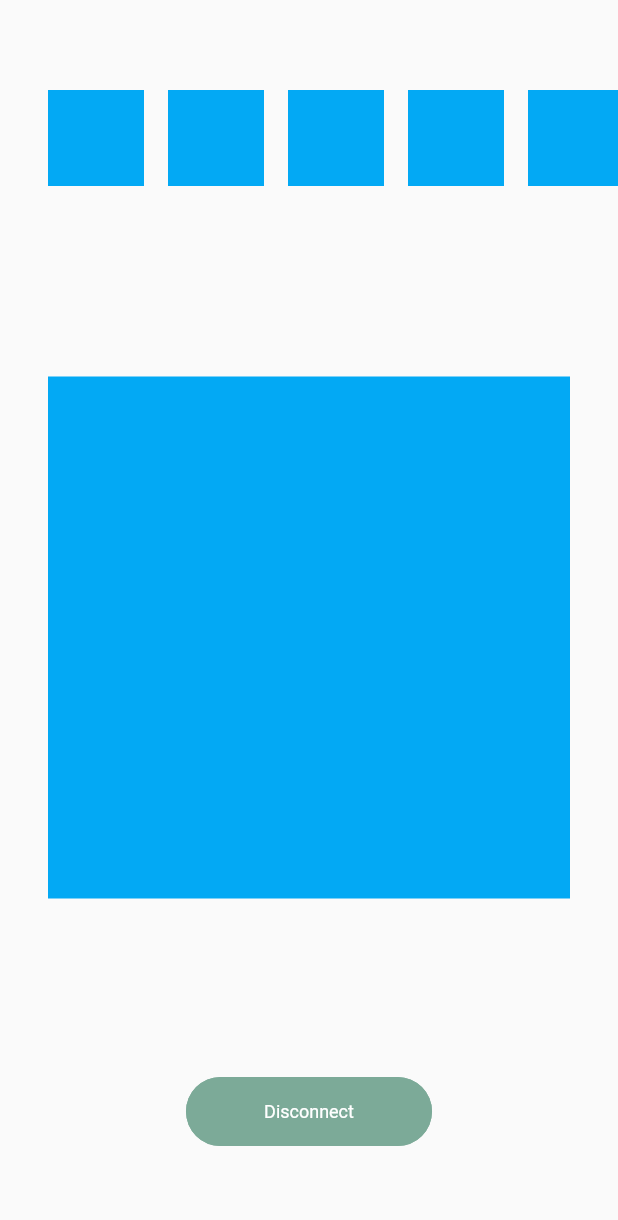
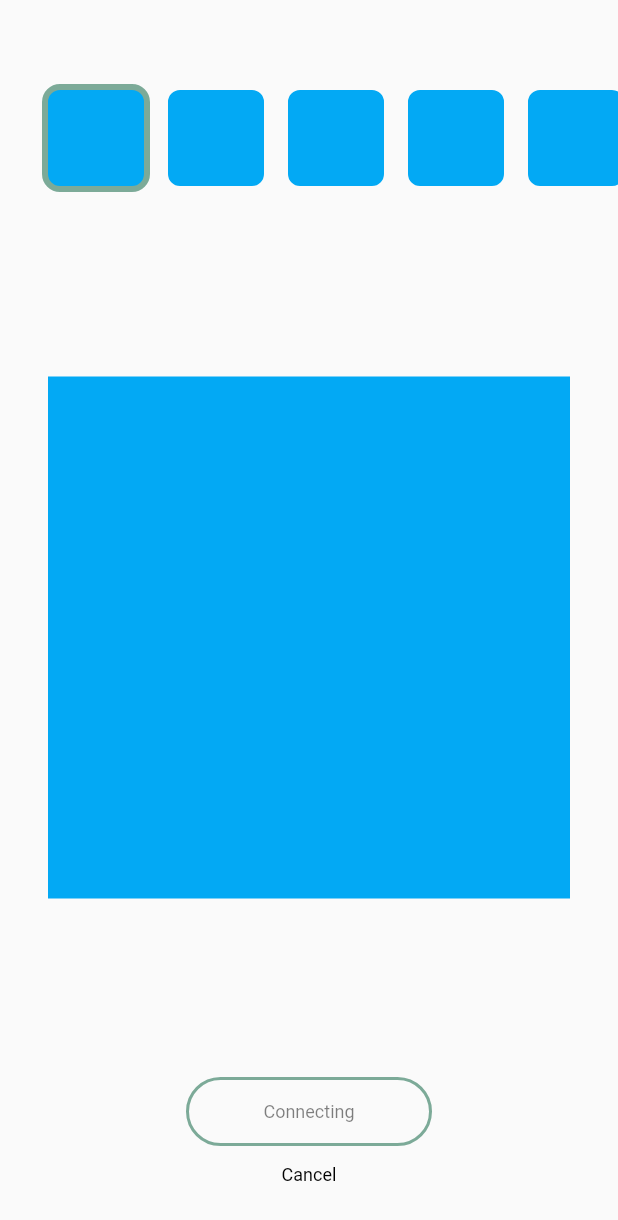
Before and after one commit to giantsol/react.bot-frontend, a Flutter app: the screen it shows after launch, after a tap on "Connect", on a phone screen of 412 x 824 dp. Shown: the top 1220 px of the screen. Run offline on Flutter 3.47's test engine with Material 2 defaults, Android fonts, the light colour scheme and no system bars; our stand-ins replace camera, shared_preferences, socket_io_client; missing offline and left inert: audio_streams, mic_stream; network calls fail.

Commit message:
Finish implementing design v2
- Need to test with server
- Add images for personas

```diff
--- a/lib/AppPreferences.dart
+++ b/lib/AppPreferences.dart
@@ -42,4 +42,9 @@ class AppPreferences {
     final prefs = await SharedPreferences.getInstance();
     return prefs.getString(KEY_SELECTED_PERSONA_KEY) ?? '';
   }
+
+  static Future<void> setSelectedPersonaKey(String key) async {
+    final prefs = await SharedPreferences.getInstance();
+    return prefs.setString(KEY_SELECTED_PERSONA_KEY, key);
+  }
 }
--- a/lib/MainScreen.dart
+++ b/lib/MainScreen.dart
@@ -41,7 +41,8 @@ class _MainScreenState extends State<MainScreen> {
 
   CameraController _cameraController;
 
-  Connection _connection;
+  Connection _connection = ServerConnection();
+  ConnectionStatus _connectionStatus = ConnectionStatus.DISCONNECTED;
 
   final List<Persona> _personas = [
     const Persona('Pretty'),
@@ -72,12 +73,16 @@ class _MainScreenState extends State<MainScreen> {
     // even though we haven't connected yet.
     if (Platform.isAndroid) {
       _micStreamSubscription = _androidMicStream.listen((List<int> samples) {
-        _connection?.sendMicData(samples);
+        if (_connectionStatus == ConnectionStatus.CONNECTED) {
+          _connection.sendMicData(samples);
+        }
       });
     } else if (Platform.isIOS) {
       await _iosMicController.intialize();
       _micStreamSubscription = _iosMicController.startAudioStream().listen((List<int> samples) {
-        _connection?.sendMicData(samples);
+        if (_connectionStatus == ConnectionStatus.CONNECTED) {
+          _connection.sendMicData(samples);
+        }
       });
     }
 
@@ -85,6 +90,20 @@ class _MainScreenState extends State<MainScreen> {
     final selfieCamera = _cameras.firstWhere((it) => it.lensDirection == CameraLensDirection.front);
     _cameraController = CameraController(selfieCamera, ResolutionPreset.low, enableAudio: false);
     await _cameraController.initialize();
+
+    _connection.onDataSent((sentData) {
+      setState(() {
+//        _sentDataStatus = _sentDataStatus.buildNew(
+//          value: sentData,
+//        );
+      });
+    });
+
+    _connection.onConnectionStatus((status) {
+      setState(() {
+        _connectionStatus = status;
+      });
+    });
 
     final selectedPersonaKey = await AppPreferences.getSelectedPersonaKey();
     _selectedPersona = _personas[max<int>(_personas.indexWhere((it) => it.key == selectedPersonaKey), 0)];
@@ -112,12 +131,15 @@ class _MainScreenState extends State<MainScreen> {
   @override
   Widget build(BuildContext context) {
     if (_cameraController != null) {
-      if (_isVideoTurnedOn && _cameraController.value.isInitialized && !_cameraController.value.isStreamingImages) {
+      if (_cameraController.value.isInitialized && !_cameraController.value.isStreamingImages
+        && _isVideoTurnedOn
+        && _connectionStatus == ConnectionStatus.CONNECTED) {
         _cameraController.startImageStream((image) {
-          _connection?.sendCameraData(
+          _connection.sendCameraData(
             image.planes.map((plane) => plane.bytes).toList());
         });
-      } else if (!_isVideoTurnedOn && _cameraController.value.isStreamingImages) {
+      } else if (_cameraController.value.isStreamingImages
+        && (!_isVideoTurnedOn || _connectionStatus != ConnectionStatus.CONNECTED)) {
         _cameraController.stopImageStream();
       }
     }
@@ -127,6 +149,9 @@ class _MainScreenState extends State<MainScreen> {
       child: Scaffold(
         body: SafeArea(
           child: Stack(
+            children: <Widget>[
+              // Main UI
+              Stack(
                 children: <Widget>[
                   Column(
                     children: <Widget>[
@@ -140,45 +165,55 @@ class _MainScreenState extends State<MainScreen> {
                             final persona = _personas[index];
                             return _PersonaListItem(
                               persona: persona,
-                          isSelected: persona.key == _selectedPersona.key,
+                              isSelected: persona.key == _selectedPersona?.key,
                               isFirstItem: index == 0,
                               isLastItem: index == _personas.length - 1,
+                              onTap: () => _onPersonaListItemClicked(persona),
                             );
                           }
                         ),
                       ),
                       _PersonaView(
                         persona: _selectedPersona,
+                        cameraController: _cameraController,
+                        isVideoEnabled: _isVideoTurnedOn,
                       ),
                       _ConnectButton(
-                    connection: _connection,
+                        connectionStatus: _connectionStatus,
                         onTap: _onConnectButtonClicked,
                       ),
-                  const SizedBox(height: 60),
+                      _connectionStatus == ConnectionStatus.CONNECTING ? GestureDetector(
+                        behavior: HitTestBehavior.opaque,
+                        onTap: _onCancelConnectingClicked,
+                        child: Container(
+                          height: 60,
+                          alignment: Alignment.topCenter,
+                          padding: const EdgeInsets.only(top: 12),
+                          child: Text(
+                            'Cancel',
+                            style: TextStyle(
+                              fontSize: 12,
+                              color: AppColors.TEXT_BLACK,
+                            ),
+                          ),
+                        ),
+                      ) : const SizedBox(height: 60),
                     ],
                   ),
-              // Main UI
-//              Center(
-//                child: Column(
-//                  children: <Widget>[
-//                    const SizedBox(height: 28,),
-//                    _ServerButton(
-//                      onTap: _onServerBoxClicked,
-//                      serverConfig: _serverConfig,
-//                    ),
-//                    const SizedBox(height: 28,),
-//                    _VideoBox(
-//                      isVideoTurnedOn: _isVideoTurnedOn,
-//                      cameraController: _cameraController,
-//                    ),
-//                    const SizedBox(height: 10,),
-//                    _ConnectButton(
-//                      connection: _connection,
-//                      onTap: _onConnectButtonClicked,
-//                    ),
-//                  ],
-//                ),
-//              ),
+                  Align(
+                    alignment: Alignment.bottomRight,
+                    child: GestureDetector(
+                      onTap: _onSettingsClicked,
+                      child: Image.asset(
+                        'assets/ic_settings.png',
+                        width: 96,
+                        height: 96,
+                        color: AppColors.BACKGROUND_WHITE,
+                      ),
+                    ),
+                  ),
+                ],
+              ),
               // Scrim
               _isServerDialogShown ? _Scrim()
                 : const SizedBox.shrink(),
@@ -208,7 +243,7 @@ class _MainScreenState extends State<MainScreen> {
     return false;
   }
 
-  void _onServerBoxClicked() {
+  void _onSettingsClicked() {
     setState(() {
       _isServerDialogVideoChecked = _isVideoTurnedOn;
 
@@ -221,44 +256,31 @@ class _MainScreenState extends State<MainScreen> {
     });
   }
 
+  void _onPersonaListItemClicked(Persona item) {
+    setState(() {
+      _selectedPersona = item;
+      AppPreferences.setSelectedPersonaKey(item.key);
+    });
+  }
+
+  void _onCancelConnectingClicked() {
+    _disconnect();
+  }
+
   void _onConnectButtonClicked() {
-    if (_connection == null) {
+    if (_connectionStatus == ConnectionStatus.DISCONNECTED) {
       _connect();
-    } else {
+    } else if (_connectionStatus == ConnectionStatus.CONNECTED) {
       _disconnect();
     }
   }
 
   void _connect() {
-    if (_serverConfig.isLoopback()) {
-      _connection = LoopbackConnection();
-    } else {
-      _connection = ServerConnection(_serverConfig);
-    }
-
-    _connection.onDataSent((sentData) {
-      setState(() {
-//        _sentDataStatus = _sentDataStatus.buildNew(
-//          value: sentData,
-//        );
-      });
-    });
-    _connection.onDataReceived((receivedData) {
-      setState(() {
-//        _receivedDataStatus = _receivedDataStatus.buildNew(
-//          value: receivedData,
-//        );
-      });
-    });
-
-    setState(() { });
+    _connection.connect(_serverConfig);
   }
 
   void _disconnect() {
-    _connection?.dispose();
-    _connection = null;
-
-    setState(() { });
+    _connection.disconnect();
   }
 
   void _onServerDialogVideoCheckChanged(bool value) {
@@ -294,101 +316,19 @@ class _MainScreenState extends State<MainScreen> {
 
 }
 
-class _ServerButton extends StatelessWidget {
-  final Function onTap;
-  final ServerConfig serverConfig;
-
-  _ServerButton({
-    @required this.onTap,
-    @required this.serverConfig,
-  });
-
-  @override
-  Widget build(BuildContext context) {
-    return Material(
-      elevation: 4,
-      borderRadius: BorderRadius.circular(12),
-      child: InkWell(
-        borderRadius: BorderRadius.circular(12),
-        onTap: onTap,
-        child: Padding(
-          padding: const EdgeInsets.symmetric(vertical: 4, horizontal: 11),
-          child: Column(
-            mainAxisSize: MainAxisSize.min,
-            children: <Widget>[
-              Text(
-                'Server',
-                style: TextStyle(
-                  fontSize: 12,
-                  color: AppColors.TEXT_BLACK,
-                ),
-              ),
-              const SizedBox(height: 4,),
-              Text(
-                serverConfig.isLoopback() ? 'Loopback'
-                  : '${serverConfig.ipAddress}:${serverConfig.port}',
-                style: TextStyle(
-                  fontSize: 16,
-                  color: AppColors.PRIMARY,
-                  fontWeight: FontWeight.bold,
-                ),
-              ),
-            ],
-          ),
-        ),
-      ),
-    );
-  }
-}
-
-class _VideoBox extends StatelessWidget {
-  final bool isVideoTurnedOn;
-  final CameraController cameraController;
-
-  _VideoBox({
-    @required this.isVideoTurnedOn,
-    @required this.cameraController,
-  });
-
-  @override
-  Widget build(BuildContext context) {
-    return isVideoTurnedOn ? Padding(
-      padding: const EdgeInsets.symmetric(horizontal: 32),
-      child: AspectRatio(
-        aspectRatio: 4.0 / 3.0,
-        child: CameraPreview(cameraController),
-      ),
-    ) : Padding(
-      padding: const EdgeInsets.symmetric(horizontal: 32),
-      child: AspectRatio(
-        aspectRatio: 4.0 / 3.0,
-        child: Container(
-          color: AppColors.BACKGROUND_GREY,
-          alignment: Alignment.center,
-          child: Text(
-            'No Video',
-            style: TextStyle(
-              fontSize: 24,
-              color: AppColors.TEXT_WHITE,
-            ),
-          ),
-        ),
-      ),
-    );
-  }
-}
-
 class _PersonaListItem extends StatelessWidget {
   final Persona persona;
   final bool isSelected;
   final bool isFirstItem;
   final bool isLastItem;
+  final Function onTap;
 
   _PersonaListItem({
     @required this.persona,
     @required this.isSelected,
     @required this.isFirstItem,
     @required this.isLastItem,
+    @required this.onTap,
   });
 
   @override
@@ -398,12 +338,22 @@ class _PersonaListItem extends StatelessWidget {
         left: isFirstItem ? 24 : 0,
         right: isLastItem ? 24 : 0,
       ),
+      child: GestureDetector(
+        onTap: onTap,
         child: Padding(
-        padding: const EdgeInsets.all(8),
+          padding: EdgeInsets.all(4),
           child: Container(
-          width: 64,
-          height: 64,
+            width: 72,
+            height: 72,
+            decoration: BoxDecoration(
               color: Colors.lightBlue,
+              borderRadius: BorderRadius.all(Radius.circular(12)),
+              border: Border.all(
+                color: isSelected ? AppColors.PRIMARY : AppColors.BACKGROUND_WHITE,
+                width: 4,
+              ),
+            ),
+          ),
         ),
       ),
     );
@@ -412,21 +362,50 @@ class _PersonaListItem extends StatelessWidget {
 
 class _PersonaView extends StatelessWidget {
   final Persona persona;
+  final CameraController cameraController;
+  final bool isVideoEnabled;
 
   _PersonaView({
     @required this.persona,
+    @required this.cameraController,
+    @required this.isVideoEnabled,
   });
 
   @override
   Widget build(BuildContext context) {
+    if (persona == null) {
+      return Expanded(
+        child: const SizedBox.shrink(),
+      );
+    }
+
     return Expanded(
       child: Center(
         child: Padding(
           padding: const EdgeInsets.symmetric(horizontal: 32),
-          child: AspectRatio(
+          child: IntrinsicHeight(
+            child: Stack(
+              children: <Widget>[
+                AspectRatio(
                   aspectRatio: 1.0,
                   child: Container(
                     color: Colors.lightBlue,
+                  ),
+                ),
+                isVideoEnabled ? Align(
+                  alignment: Alignment.bottomLeft,
+                  child: ConstrainedBox(
+                    constraints: BoxConstraints(
+                      maxHeight: 136,
+                      maxWidth: 136,
+                    ),
+                    child: AspectRatio(
+                      aspectRatio: cameraController.value.aspectRatio,
+                      child: CameraPreview(cameraController),
+                    ),
+                  ),
+                ) : const SizedBox.shrink(),
+              ],
             ),
           ),
         ),
@@ -437,11 +416,11 @@ class _PersonaView extends StatelessWidget {
 }
 
 class _ConnectButton extends StatelessWidget {
-  final Connection connection;
+  final ConnectionStatus connectionStatus;
   final Function onTap;
 
   _ConnectButton({
-    @required this.connection,
+    @required this.connectionStatus,
     @required this.onTap,
   });
 
@@ -449,7 +428,7 @@ class _ConnectButton extends StatelessWidget {
   Widget build(BuildContext context) {
     return Material(
       borderRadius: BorderRadius.all(Radius.circular(24)),
-      color: connection != null ? AppColors.PRIMARY : AppColors.BACKGROUND_WHITE,
+      color: connectionStatus == ConnectionStatus.CONNECTED ? AppColors.PRIMARY : AppColors.BACKGROUND_WHITE,
       child: InkWell(
         borderRadius: BorderRadius.all(Radius.circular(24)),
         onTap: onTap,
@@ -468,9 +447,13 @@ class _ConnectButton extends StatelessWidget {
           child: Padding(
             padding: const EdgeInsets.all(14),
             child: Text(
-              connection != null ? 'Disconnect' : 'Connect',
+              connectionStatus == ConnectionStatus.CONNECTED ? 'Disconnect'
+                : connectionStatus == ConnectionStatus.CONNECTING ? 'Connecting'
+                : 'Connect',
               style: TextStyle(
-                color: connection != null ? AppColors.TEXT_WHITE : AppColors.TEXT_BLACK,
+                color: connectionStatus == ConnectionStatus.CONNECTED ? AppColors.TEXT_WHITE
+                  : connectionStatus == ConnectionStatus.CONNECTING ? AppColors.TEXT_BLACK_LIGHT
+                  : AppColors.TEXT_BLACK,
                 fontSize: 12,
               ),
               textAlign: TextAlign.center,
@@ -583,7 +566,7 @@ class _ServerDialog extends StatelessWidget {
                     onChanged: onVideoCheckboxChanged,
                   ),
                   Text(
-                    'Loopback',
+                    'Enable Video',
                     style: TextStyle(
                       fontSize: 12,
                       color: AppColors.TEXT_BLACK,
--- a/lib/entity/Connection.dart
+++ b/lib/entity/Connection.dart
@@ -5,102 +5,51 @@ import 'package:fb_app/entity/ServerConfig.dart';
 import 'package:socket_io_client/socket_io_client.dart';
 
 abstract class Connection {
+
   void sendMicData(List<int> data);
   void sendCameraData(List<Uint8List> data);
 
+  void onConnectionStatus(void Function(ConnectionStatus status) callback);
   void onDataSent(void Function(dynamic data) callback);
   void onDataReceived(void Function(dynamic data) callback);
 
-  void dispose();
+  void connect(ServerConfig config);
+  void disconnect();
 }
 
-class LoopbackConnection implements Connection {
-  Function(dynamic data) _onDataSentCallback;
-  Function(dynamic data) _onDataReceivedCallback;
-
-  @override
-  void sendMicData(List<int> data) {
-    if (_onDataSentCallback != null) {
-      _onDataSentCallback(data);
-    }
-
-    if (_onDataReceivedCallback != null) {
-      _onDataReceivedCallback(data);
-    }
-  }
-
-  @override
-  void sendCameraData(List<Uint8List> data) {
-    if (_onDataSentCallback != null) {
-      _onDataSentCallback('Video');
-    }
-
-    if (_onDataReceivedCallback != null) {
-      _onDataReceivedCallback('Video');
-    }
-  }
-
-  @override
-  void onDataReceived(Function callback) {
-    this._onDataReceivedCallback = callback;
-  }
-
-  @override
-  void onDataSent(Function callback) {
-    this._onDataSentCallback = callback;
-  }
-
-  @override
-  void dispose() { }
-
+enum ConnectionStatus {
+  DISCONNECTED,
+  CONNECTING,
+  CONNECTED,
 }
 
 class ServerConnection implements Connection {
   Socket _socket;
+  ConnectionStatus _connectionStatus = ConnectionStatus.DISCONNECTED;
+
   Function(dynamic data) _onDataSentCallback;
   Function(dynamic data) _onDataReceivedCallback;
-
-  ServerConnection(ServerConfig config) {
-    _socket = io('https://${config.ipAddress}:${config.port}', <String, dynamic>{
-      'transports': ['websocket'],
-    });
-    _socket.on('connect', (_) {
-      print('socket connected');
-      _socket.emit('fromClient', 'hello!!');
-    });
-    _socket.on('connect_error', (_) {
-      print('socket connection error');
-    });
-    _socket.on('connect_timeout', (_) {
-      print('socket connection timeout');
-    });
-    _socket.on('fromSerer', (data) {
-      print('data from server: $data');
-
-      if (_onDataReceivedCallback != null) {
-        _onDataReceivedCallback(data);
-      }
-    });
-    _socket.on('disconnect', (_) {
-      print('client socket disconnected');
-    });
-  }
+  Function(ConnectionStatus status) _onConnectionStatusCallback;
 
   @override
   void sendMicData(List<int> data) {
+    if (_connectionStatus == ConnectionStatus.CONNECTED) {
       _socket.emit('mic', data);
 
       if (_onDataSentCallback != null) {
         _onDataSentCallback(data);
       }
     }
+  }
 
   @override
   void sendCameraData(List<Uint8List> data) {
+    if (_connectionStatus == ConnectionStatus.CONNECTED) {
       _socket.emit('camera', data);
 
       if (_onDataSentCallback != null) {
         _onDataSentCallback('Video');
+      }
     }
   }
 
@@ -115,7 +64,64 @@ class ServerConnection implements Connection {
   }
 
   @override
-  void dispose() {
-    _socket.close();
+  void onConnectionStatus(Function callback) {
+    this._onConnectionStatusCallback = callback;
+  }
+
+  @override
+  void connect(ServerConfig config) {
+    _connectionStatus = ConnectionStatus.CONNECTING;
+    if (_onConnectionStatusCallback != null) {
+      _onConnectionStatusCallback(_connectionStatus);
+    }
+
+    _socket = io('https://${config.ipAddress}:${config.port}', <String, dynamic>{
+      'transports': ['websocket'],
+    });
+
+    _socket.on('connect', (_) {
+      print('socket connected');
+      _socket.emit('fromClient', 'hello!!');
+
+      _connectionStatus = ConnectionStatus.CONNECTED;
+      if (_onConnectionStatusCallback != null) {
+        _onConnectionStatusCallback(_connectionStatus);
+      }
+    });
+
+    _socket.on('connect_error', (_) {
+      print('socket connection error');
+    });
+
+    _socket.on('connect_timeout', (_) {
+      print('socket connection timeout');
+    });
+
+    _socket.on('fromSerer', (data) {
+      print('data from server: $data');
+
+      if (_onDataReceivedCallback != null) {
+        _onDataReceivedCallback(data);
+      }
+    });
+
+    _socket.on('disconnect', (_) {
+      print('client socket disconnected');
+
+      _connectionStatus = ConnectionStatus.DISCONNECTED;
+      if (_onConnectionStatusCallback != null) {
+        _onConnectionStatusCallback(_connectionStatus);
+      }
+    });
+  }
+
+  @override
+  void disconnect() {
+    _socket?.close();
+
+    _connectionStatus = ConnectionStatus.DISCONNECTED;
+    if (_onConnectionStatusCallback != null) {
+      _onConnectionStatusCallback(_connectionStatus);
     }
   }
+}
```
Also changed, not shown: assets/2.0x/ic_settings.png (added), assets/3.0x/ic_settings.png (added), assets/4.0x/ic_settings.png (added), assets/ic_settings.png (added). Lines whose indentation alone changed are shown as unchanged.
